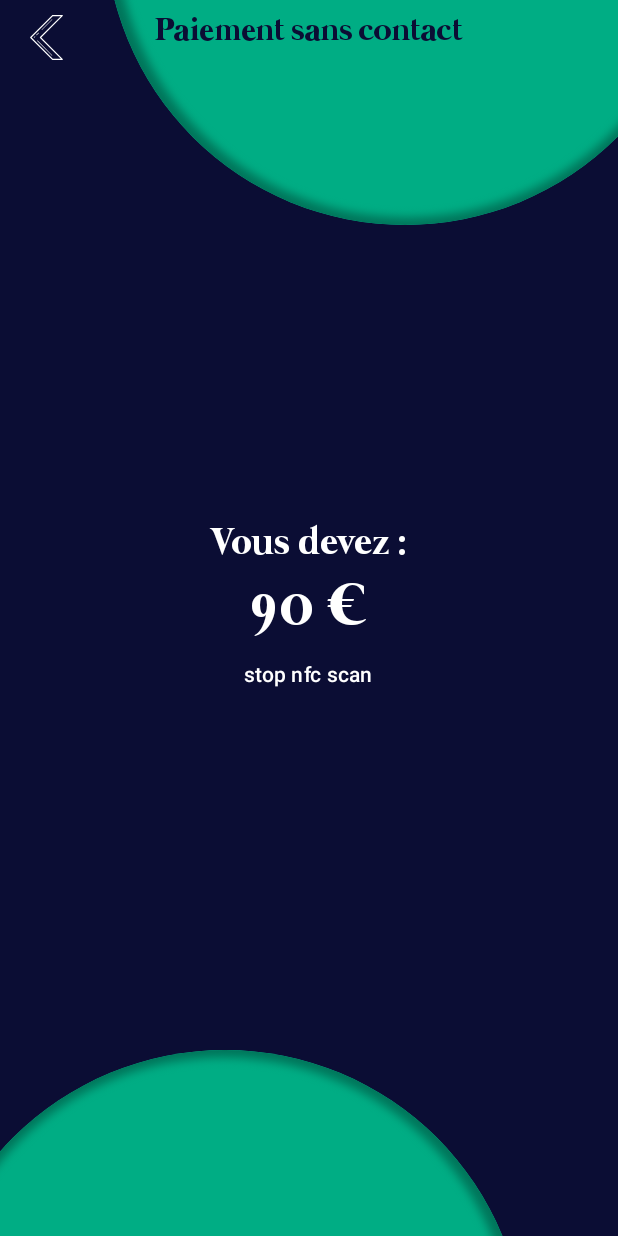
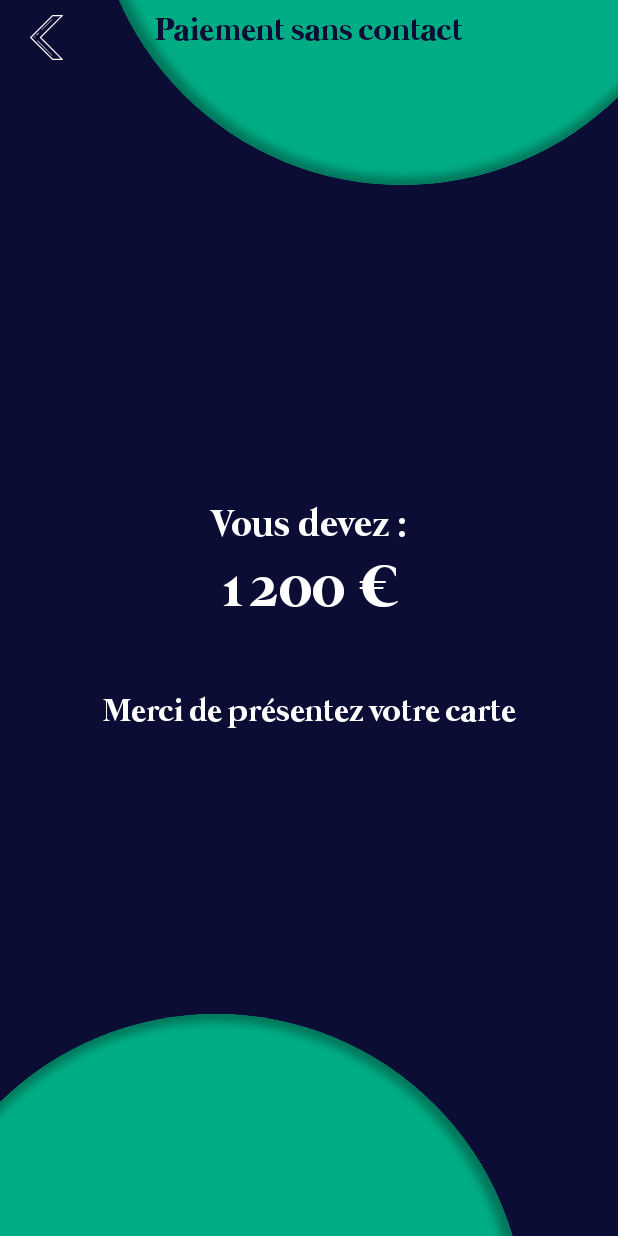
Before and after one commit to Neoblishange/CashManager, an Android app built with Jetpack Compose: the screen it shows after launch (MainActivity), after a tap on "Sans contact", on a phone screen of 412 x 824 dp. Run offline under Robolectric (Android 15) with nearby library versions, the phone set to English and light mode, and no system bars; 1 statement that could not run was skipped.

Commit message:
FEAT NFC state

```diff
--- a/CashManagerFront/app/src/main/java/com/example/cashmanagerfront/ui/navigation/CashManagerNavigationGraph.kt
+++ b/CashManagerFront/app/src/main/java/com/example/cashmanagerfront/ui/navigation/CashManagerNavigationGraph.kt
@@ -27,12 +27,14 @@ fun CashManagerNavigationGraph() {
             TotalPayoutScreen(navController)
         }
 
-        composable(Routes.PAYOUT_NFC_SCREEN) {
-            PayoutNFCScreen(navController)
+        composable(Routes.PAYOUT_NFC_SCREEN) { backStackEntry ->
+            val total = backStackEntry.arguments?.getString("total") ?: "0"
+            PayoutNFCScreen(navController, total)
         }
 
-        composable(Routes.PAYOUT_QR_SCREEN) {
-            PayoutQRScreen(navController)
+        composable(Routes.PAYOUT_QR_SCREEN) {  backStackEntry ->
+            val total = backStackEntry.arguments?.getString("total") ?: "0"
+            PayoutQRScreen(navController, total)
         }
     }
 }
--- a/CashManagerFront/app/src/main/java/com/example/cashmanagerfront/ui/navigation/Routes.kt
+++ b/CashManagerFront/app/src/main/java/com/example/cashmanagerfront/ui/navigation/Routes.kt
@@ -5,8 +5,8 @@ object Routes {
     const val SPLASH_SCREEN = "SPLASH_SCREEN"
     const val SHOP_SCREEN = "SHOP_SCREEN"
     const val TOTAL_PAYOUT_SCREEN = "TOTAL_PAYOUT_SCREEN"
-    const val PAYOUT_NFC_SCREEN = "PAYOUT_NFC_SCREEN"
-    const val PAYOUT_QR_SCREEN = "PAYOUT_QR_SCREEN"
+    const val PAYOUT_NFC_SCREEN = "PAYOUT_NFC_SCREEN/{total}"
+    const val PAYOUT_QR_SCREEN = "PAYOUT_QR_SCREEN/{total}"
     const val SETTINGS_SCREEN = "SETTINGS_SCREEN"
     const val WELCOME_SCREEN = "WELCOME_SCREEN"
 
--- a/CashManagerFront/app/src/main/java/com/example/cashmanagerfront/ui/screens/NFC/NFCCallback.kt
+++ b/CashManagerFront/app/src/main/java/com/example/cashmanagerfront/ui/screens/NFC/NFCCallback.kt
@@ -3,14 +3,39 @@ package com.example.cashmanagerfront.ui.screens.NFC
 import android.nfc.NfcAdapter
 import android.nfc.Tag
 import android.nfc.tech.MifareClassic
+import androidx.compose.runtime.Composable
+import androidx.compose.runtime.MutableState
+import androidx.compose.runtime.ReadOnlyComposable
+import com.example.cashmanagerfront.ui.utils.Strings
 import org.json.JSONArray
 import org.json.JSONObject
 
-class NFCCallback : NfcAdapter.ReaderCallback {
+enum class StateOfPaiement {
+    INITIAL,
+    PENDING,
+    PENDING_DATA,
+    ACCEPTED,
+    REFUSED;
+
+    val state: String
+        @Composable
+        @ReadOnlyComposable
+        get() = when(this) {
+            INITIAL -> Strings.NFC_INITIAL
+            PENDING -> Strings.NFC_PENDING
+            PENDING_DATA -> Strings.NFC_PENDING_DATA
+            ACCEPTED -> Strings.NFC_ACCEPTED
+            REFUSED -> Strings.NFC_REFUSED
+        }
+}
+
+class NFCCallback(private val stateOfPaiement: MutableState<StateOfPaiement>, private var numberAccount: MutableState<String>) : NfcAdapter.ReaderCallback {
+
     override fun onTagDiscovered(tag: Tag?) {
         tag?.let {
             val mifareClassic = MifareClassic.get(it)
-            var jsonArray = JSONArray()
+            val jsonArray = JSONArray()
+            stateOfPaiement.value = StateOfPaiement.PENDING_DATA
 
             mifareClassic?.let { mifare ->
                 mifare.connect()
@@ -35,6 +60,8 @@ class NFCCallback : NfcAdapter.ReaderCallback {
 
                 cleanJSONArray(jsonArray)
                 val account = getAccountNumberFromJsonArray(jsonArray)
+                stateOfPaiement.value = StateOfPaiement.PENDING
+                numberAccount.value = account
 
                 println("account number ------> $account")
                 mifare.close()
--- a/CashManagerFront/app/src/main/java/com/example/cashmanagerfront/ui/screens/NFC/PayoutNFCScreen.kt
+++ b/CashManagerFront/app/src/main/java/com/example/cashmanagerfront/ui/screens/NFC/PayoutNFCScreen.kt
@@ -27,19 +27,27 @@ import androidx.compose.material3.Text
 import androidx.compose.material3.TextButton
 import androidx.compose.runtime.DisposableEffect
 import androidx.compose.runtime.LaunchedEffect
+import androidx.compose.runtime.MutableState
+import androidx.compose.runtime.mutableStateOf
+import androidx.compose.runtime.remember
 import androidx.compose.ui.platform.LocalContext
 
 @Composable
-fun PayoutNFCScreen(navController: NavHostController, total: String = "90") {
+fun PayoutNFCScreen(navController: NavHostController, total: String) {
     val context: Context = LocalContext.current
     val nfcAdapter = NfcAdapter.getDefaultAdapter(context)
+    val stateOfPaiement = remember {
+        mutableStateOf(StateOfPaiement.INITIAL)
+    }
+
+    val accountNumber: MutableState<String> = remember { mutableStateOf("") }
 
     Surface(
         modifier = Modifier
             .fillMaxSize(),
     ) {
         LaunchedEffect(key1 = true) {
-            isNfcAvailable(context, nfcAdapter)
+            isNfcAvailable(context, nfcAdapter, stateOfPaiement, accountNumber)
         }
         DisposableEffect(key1 = nfcAdapter) {
             onDispose {
@@ -70,29 +78,32 @@ fun PayoutNFCScreen(navController: NavHostController, total: String = "90") {
                 color = Color.White,
                 size = 40.sp
             )
-            TextButton(onClick = {
-                stopNfcScanner(context, nfcAdapter)
-            }) {
-                Text(text = "stop nfc scan", color = Color.White)
+            Spacer(modifier = Modifier.height(50.dp))
+
+            CustomText(text = stateOfPaiement.value.state, color = Color.White)
+
+            if (stateOfPaiement.value.state == StateOfPaiement.PENDING.state) {
+                CustomText(text = accountNumber.value, color = Color.White)
             }
+
             Spacer(modifier = Modifier.weight(1f))
         }
 
     }
 }
 
-fun isNfcAvailable(context: Context, nfcAdapter: NfcAdapter) {
-    if (nfcAdapter != null && nfcAdapter.isEnabled) {
-        startNfcScanner(context, nfcAdapter)
+fun isNfcAvailable(context: Context, nfcAdapter: NfcAdapter, stateOfPaiement: MutableState<StateOfPaiement>, accountNumber: MutableState<String>) {
+    if (nfcAdapter.isEnabled) {
+        startNfcScanner(context, nfcAdapter, stateOfPaiement, accountNumber)
     } else {
         val intent = Intent(Settings.ACTION_NFC_SETTINGS)
         context.startActivity(intent)
     }
 }
 
-fun startNfcScanner(context: Context, nfcAdapter: NfcAdapter) {
-    val nfcCallback = NFCCallback()
-    nfcAdapter?.enableReaderMode(
+fun startNfcScanner(context: Context, nfcAdapter: NfcAdapter, stateOfPaiement: MutableState<StateOfPaiement>, accountNumber: MutableState<String>) {
+    val nfcCallback = NFCCallback(stateOfPaiement, accountNumber)
+    nfcAdapter.enableReaderMode(
         context as Activity?,
         nfcCallback,
         NfcAdapter.FLAG_READER_NFC_A or NfcAdapter.FLAG_READER_SKIP_NDEF_CHECK,
@@ -101,5 +112,5 @@ fun startNfcScanner(context: Context, nfcAdapter: NfcAdapter) {
 }
 
 fun stopNfcScanner(context: Context, nfcAdapter: NfcAdapter) {
-    nfcAdapter?.disableReaderMode(context as Activity?)
+    nfcAdapter.disableReaderMode(context as Activity?)
 }
--- a/CashManagerFront/app/src/main/java/com/example/cashmanagerfront/ui/screens/PayoutQRScreen.kt
+++ b/CashManagerFront/app/src/main/java/com/example/cashmanagerfront/ui/screens/PayoutQRScreen.kt
@@ -21,7 +21,7 @@ import com.example.cashmanagerfront.ui.utils.Strings
 
 
 @Composable
-fun PayoutQRScreen(navController: NavHostController, total: String = "90") {
+fun PayoutQRScreen(navController: NavHostController, total: String) {
     Surface(
         modifier = Modifier
             .fillMaxSize()
--- a/CashManagerFront/app/src/main/java/com/example/cashmanagerfront/ui/screens/TotalPayoutScreen.kt
+++ b/CashManagerFront/app/src/main/java/com/example/cashmanagerfront/ui/screens/TotalPayoutScreen.kt
@@ -35,7 +35,7 @@ import com.example.cashmanagerfront.ui.screens.widgets.CustomText
 import com.example.cashmanagerfront.ui.utils.Strings
 
 @Composable
-fun TotalPayoutScreen(navController: NavHostController, total: String = "90") {
+fun TotalPayoutScreen(navController: NavHostController, total: String = "1200") {
     Surface(
         modifier = Modifier
             .fillMaxSize()
@@ -48,7 +48,9 @@ fun TotalPayoutScreen(navController: NavHostController, total: String = "90") {
             showIcon = false
         )
         Column(
-            modifier = Modifier.fillMaxSize().padding(15.dp),
+            modifier = Modifier
+                .fillMaxSize()
+                .padding(15.dp),
             horizontalAlignment = CenterHorizontally
         ) {
             Spacer(modifier = Modifier.weight(1f))
@@ -82,7 +84,7 @@ fun TotalPayoutScreen(navController: NavHostController, total: String = "90") {
                         .height(150.dp)
                         .width(150.dp)
                         .clickable {
-                            navController.navigate(Routes.PAYOUT_NFC_SCREEN)
+                            navController.navigate(Routes.PAYOUT_NFC_SCREEN.replace("{total}", total))
                         }
                 ) {
                     Column(modifier = Modifier.fillMaxSize(), horizontalAlignment = CenterHorizontally, verticalArrangement = Arrangement.SpaceEvenly) {
@@ -104,7 +106,7 @@ fun TotalPayoutScreen(navController: NavHostController, total: String = "90") {
                         .height(150.dp)
                         .width(150.dp)
                         .clickable {
-                            navController.navigate(Routes.PAYOUT_QR_SCREEN)
+                            navController.navigate("${Routes.PAYOUT_QR_SCREEN.replace("{total}", total)}")
                         }
                 ) {
                     Column(modifier = Modifier.fillMaxSize(), horizontalAlignment = CenterHorizontally, verticalArrangement = Arrangement.SpaceEvenly) {
--- a/CashManagerFront/app/src/main/java/com/example/cashmanagerfront/ui/screens/widgets/BackgroundApp.dart.kt
+++ b/CashManagerFront/app/src/main/java/com/example/cashmanagerfront/ui/screens/widgets/BackgroundApp.dart.kt
@@ -11,7 +11,9 @@ import androidx.compose.material3.Surface
 import androidx.compose.runtime.Composable
 import androidx.compose.ui.Modifier
 import androidx.compose.ui.draw.clip
+import androidx.compose.ui.platform.LocalConfiguration
 import androidx.compose.ui.unit.dp
+import androidx.compose.ui.unit.times
 import com.example.cashmanagerfront.ui.theme.DARK_BLUE
 import com.example.cashmanagerfront.ui.theme.DARK_GREEN_BUBBLE
 import com.example.cashmanagerfront.ui.theme.GREEN_BUBBLE
@@ -19,6 +21,12 @@ import innerShadow
 
 @Composable
 fun BackgroundApp() {
+
+    val configuration = LocalConfiguration.current
+
+    val screenHeight = configuration.screenHeightDp.dp
+    val screenWidth = configuration.screenWidthDp.dp
+
     Surface {
         Box(
             modifier = Modifier
@@ -27,11 +35,11 @@ fun BackgroundApp() {
         ) {
             Box(
                 modifier = Modifier
-                    .offset(y = (-250).dp, x = 70.dp)
+                    .offset(y = (-0.35f * screenHeight), x = (0.15f * screenWidth))
                     .clip(shape = CircleShape)
                     .background(GREEN_BUBBLE)
-                    .height(400.dp)
-                    .width(400.dp)
+                    .height(0.5f * screenHeight)
+                    .width(1f * screenWidth)
                     .innerShadow(
                         cornersRadius = 400.dp,
                         spread = 10.dp,
@@ -43,11 +51,11 @@ fun BackgroundApp() {
             )
             Box(
                 modifier = Modifier
-                    .offset(y = 700.dp, x = (-50).dp)
+                    .offset(y = (0.82f * screenHeight), x = (-0.15f * screenWidth))
                     .clip(shape = CircleShape)
                     .background(GREEN_BUBBLE)
-                    .height(400.dp)
-                    .width(400.dp)
+                    .height(0.5f * screenHeight)
+                    .width(1f * screenWidth)
                     .innerShadow(
                         cornersRadius = 400.dp,
                         spread = 10.dp,
--- a/CashManagerFront/app/src/main/java/com/example/cashmanagerfront/ui/utils/Strings.kt
+++ b/CashManagerFront/app/src/main/java/com/example/cashmanagerfront/ui/utils/Strings.kt
@@ -21,4 +21,10 @@ object Strings {
     const val TOTAL_PAYOUT_CHOICE_SYSTEM_CARD = "Sans contact"
     const val TOTAL_PAYOUT_CHOICE_SYSTEM_QR = "Chèque"
 
+    // PAYOUT_NFC_SCREEN
+    const val NFC_INITIAL = "Merci de présentez votre carte"
+    const val NFC_PENDING_DATA = "Récupération des données"
+    const val NFC_PENDING = "Autorisation en cours. Veuillez patienter"
+    const val NFC_ACCEPTED = "Paiement accepté"
+    const val NFC_REFUSED = "Paiement refusé, veuillez réessayé"
 }
```
